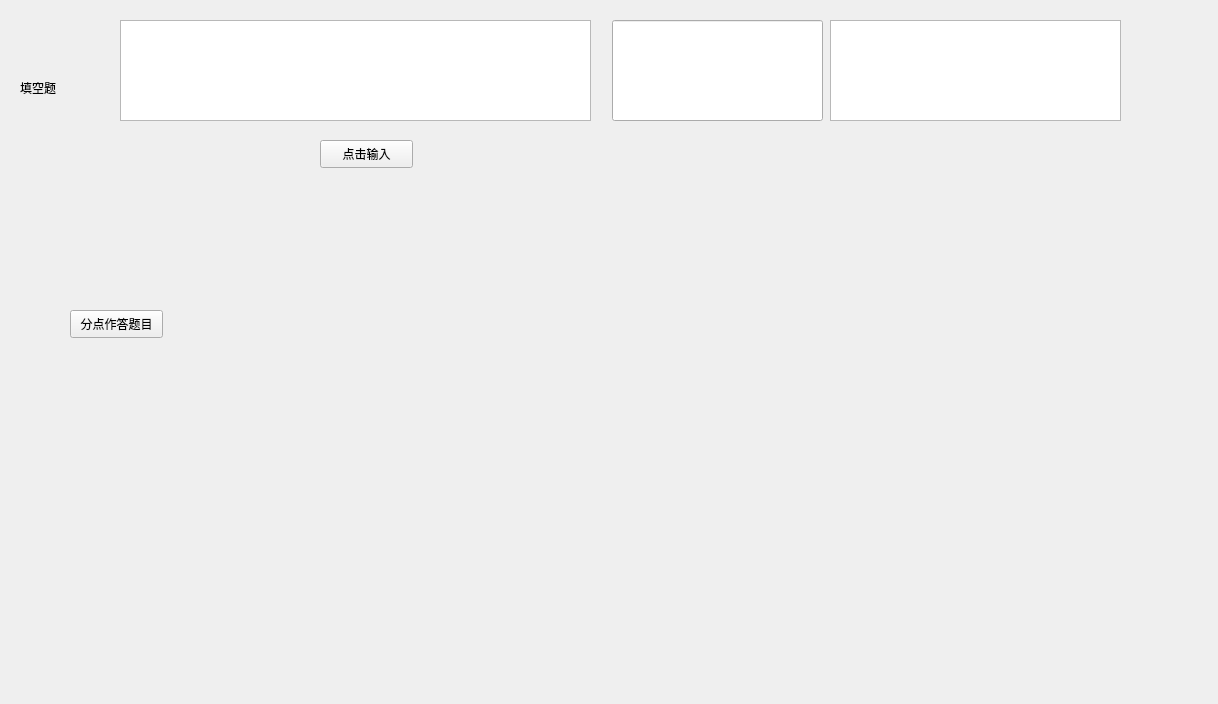
Before: the Qt Designer form ReviewSystem/widget.ui in origmickey/Reviewer, drawn with Qt 5.
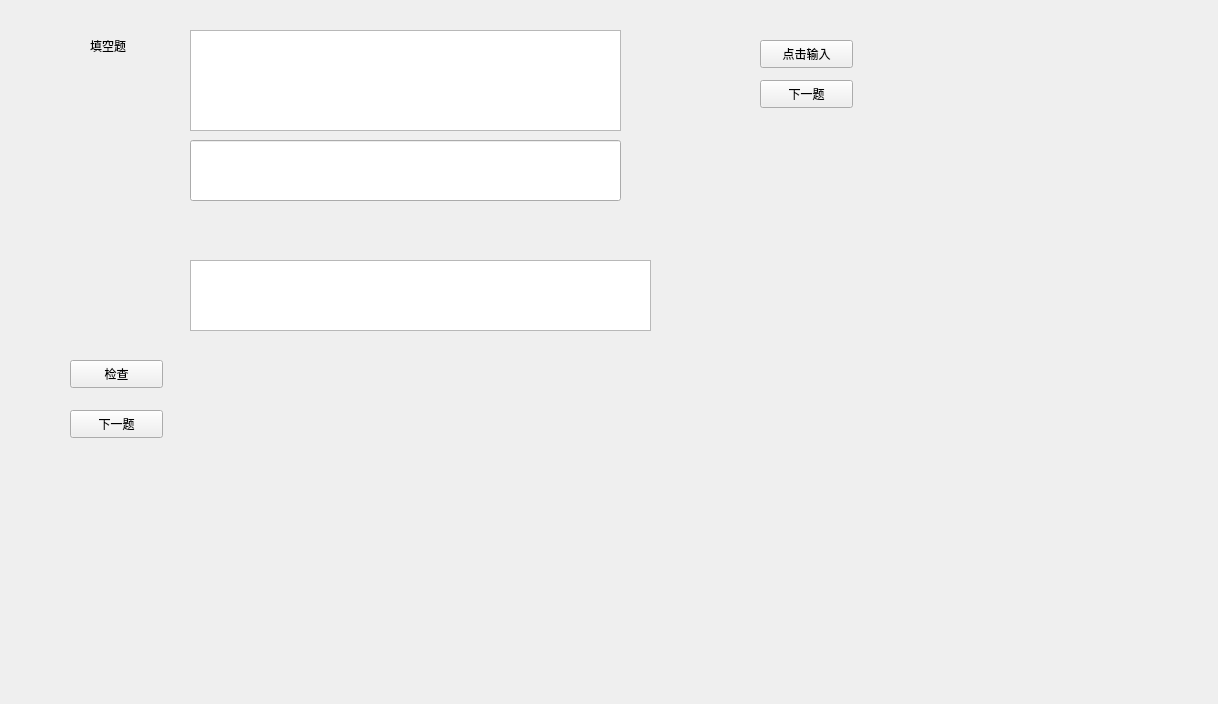
After: the same form once the commit is applied.

```diff
--- a/ReviewSystem/widget.ui
+++ b/ReviewSystem/widget.ui
@@ -16,8 +16,8 @@
   <widget class="QPushButton" name="pushButton">
    <property name="geometry">
     <rect>
-     <x>320</x>
-     <y>140</y>
+     <x>760</x>
+     <y>40</y>
      <width>93</width>
      <height>28</height>
     </rect>
@@ -29,10 +29,10 @@
   <widget class="QLabel" name="reminder">
    <property name="geometry">
     <rect>
-     <x>230</x>
-     <y>180</y>
-     <width>621</width>
-     <height>91</height>
+     <x>660</x>
+     <y>130</y>
+     <width>241</width>
+     <height>81</height>
     </rect>
    </property>
    <property name="font">
@@ -48,49 +48,23 @@
   <widget class="QLabel" name="FFQ">
    <property name="geometry">
     <rect>
-     <x>20</x>
-     <y>80</y>
-     <width>41</width>
-     <height>16</height>
+     <x>90</x>
+     <y>30</y>
+     <width>71</width>
+     <height>31</height>
     </rect>
    </property>
    <property name="text">
     <string>填空题</string>
    </property>
   </widget>
-  <widget class="QLabel" name="Qhead">
-   <property name="geometry">
-    <rect>
-     <x>220</x>
-     <y>300</y>
-     <width>601</width>
-     <height>16</height>
-    </rect>
-   </property>
-   <property name="text">
-    <string/>
-   </property>
-  </widget>
-  <widget class="QPushButton" name="pushButton_2">
-   <property name="geometry">
-    <rect>
-     <x>70</x>
-     <y>310</y>
-     <width>93</width>
-     <height>28</height>
-    </rect>
-   </property>
-   <property name="text">
-    <string>分点作答题目</string>
-   </property>
-  </widget>
   <widget class="QLabel" name="reminderBP">
    <property name="geometry">
     <rect>
-     <x>220</x>
-     <y>600</y>
-     <width>431</width>
-     <height>51</height>
+     <x>100</x>
+     <y>560</y>
+     <width>341</width>
+     <height>91</height>
     </rect>
    </property>
    <property name="font">
@@ -103,36 +77,75 @@
     <string/>
    </property>
   </widget>
-  <widget class="QTextEdit" name="head">
-   <property name="geometry">
-    <rect>
-     <x>120</x>
-     <y>20</y>
-     <width>471</width>
-     <height>101</height>
-    </rect>
-   </property>
-  </widget>
-  <widget class="QTextEdit" name="end">
-   <property name="geometry">
-    <rect>
-     <x>830</x>
-     <y>20</y>
-     <width>291</width>
-     <height>101</height>
-    </rect>
-   </property>
-  </widget>
   <widget class="QLineEdit" name="lineEdit">
    <property name="geometry">
     <rect>
-     <x>612</x>
-     <y>20</y>
-     <width>211</width>
+     <x>190</x>
+     <y>140</y>
+     <width>431</width>
+     <height>61</height>
+    </rect>
+   </property>
+  </widget>
+  <widget class="QPushButton" name="nextFFQuestionButton">
+   <property name="geometry">
+    <rect>
+     <x>760</x>
+     <y>80</y>
+     <width>93</width>
+     <height>28</height>
+    </rect>
+   </property>
+   <property name="text">
+    <string>下一题</string>
+   </property>
+  </widget>
+  <widget class="QTextBrowser" name="ffquestionBrowser">
+   <property name="geometry">
+    <rect>
+     <x>190</x>
+     <y>30</y>
+     <width>431</width>
      <height>101</height>
     </rect>
    </property>
   </widget>
+  <widget class="QPushButton" name="checkBPQuestionButton">
+   <property name="geometry">
+    <rect>
+     <x>70</x>
+     <y>360</y>
+     <width>93</width>
+     <height>28</height>
+    </rect>
+   </property>
+   <property name="text">
+    <string>检查</string>
+   </property>
+  </widget>
+  <widget class="QPushButton" name="nextBPQuestionButton">
+   <property name="geometry">
+    <rect>
+     <x>70</x>
+     <y>410</y>
+     <width>93</width>
+     <height>28</height>
+    </rect>
+   </property>
+   <property name="text">
+    <string>下一题</string>
+   </property>
+  </widget>
+  <widget class="QTextBrowser" name="bqquestionBrowser">
+   <property name="geometry">
+    <rect>
+     <x>190</x>
+     <y>260</y>
+     <width>461</width>
+     <height>71</height>
+    </rect>
+   </property>
+  </widget>
  </widget>
  <layoutdefault spacing="6" margin="11"/>
  <resources/>
```
Left out of the diff: 2 changed lines with no effect on the pictures.
